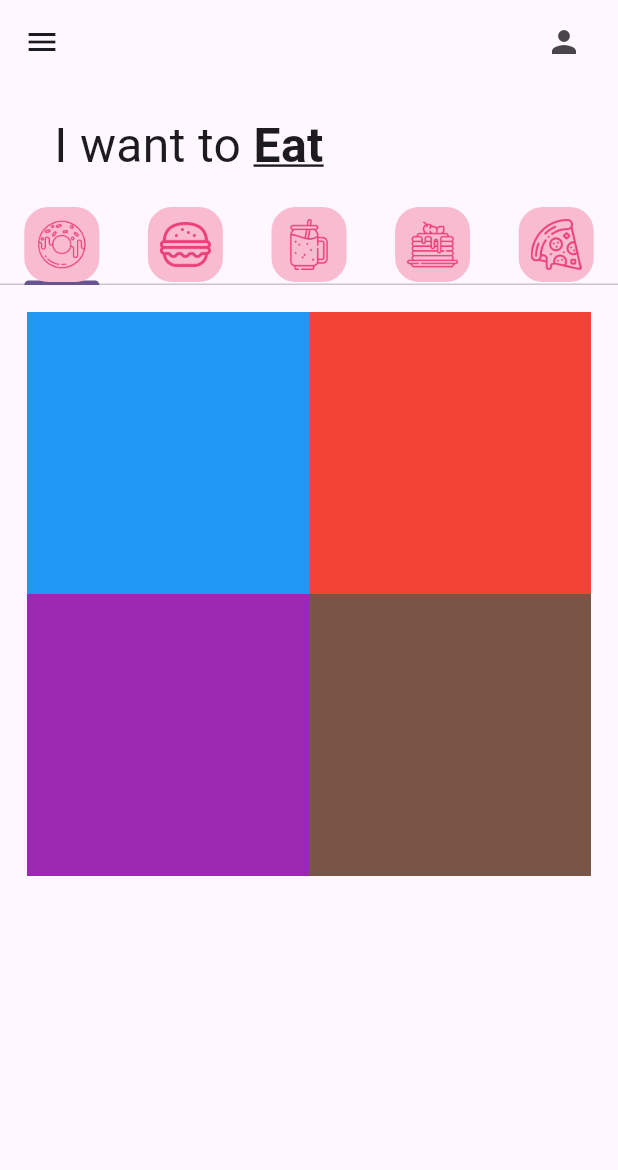
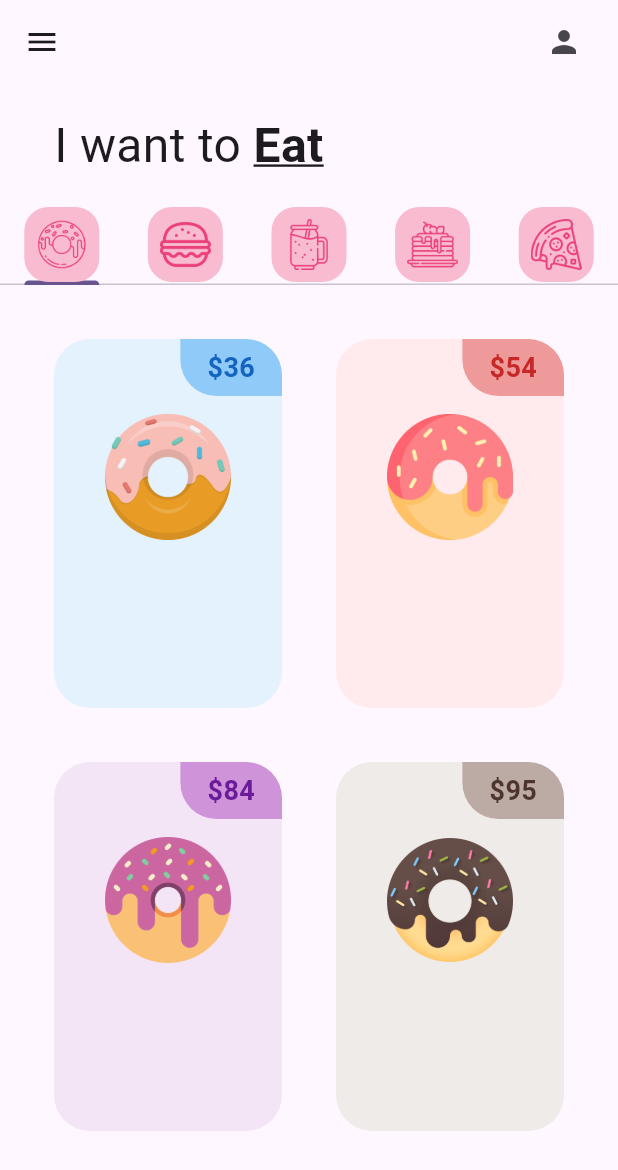
Before and after one commit to Dalai-02/donut_app_2b, a Flutter app: the screen it shows after launch, on a phone screen of 412 x 824 dp. Shown: the top 1170 px of the screen. Run offline on Flutter 3.47's test engine with Material 3 defaults, Android fonts, the phone set to English and light mode, and no system bars.

Commit message:
PriceTag Added

```diff
--- a/lib/tabs/donut_tab.dart
+++ b/lib/tabs/donut_tab.dart
@@ -22,7 +22,9 @@
       //Organiza como distribuir
       gridDelegate: SliverGridDelegateWithFixedCrossAxisCount( //
         //Numero de columnas
-        crossAxisCount: 2),
+        crossAxisCount: 2,
+        //Relacion de aspecto (proporción de aspecto)
+        childAspectRatio: 1/1.5),
       itemBuilder: (context, index) {
         return DonutTile(
           donutFlavor: donutsOnSale[index][0],
--- a/lib/utils/donut_tile.dart
+++ b/lib/utils/donut_tile.dart
@@ -10,9 +10,49 @@
 
   @override
   Widget build(BuildContext context) {
-    return Container(
-      decoration: BoxDecoration(
-        color: donutColor[500]
+    return Padding(
+      padding: const EdgeInsets.all(18.0),
+      child: Container(
+        decoration: BoxDecoration(
+          color: donutColor[50],
+        borderRadius: BorderRadius.circular(24),
+        ),
+        child: Column(
+          children: [
+            //PriceTag
+            Row(
+              //Alinea a la derecha
+              mainAxisAlignment: MainAxisAlignment.end,
+              children: [
+                Container(
+                  decoration: BoxDecoration(
+                    color: donutColor[200],
+                    borderRadius: BorderRadius.only(
+                      bottomLeft: Radius.circular(24),
+                      topRight: Radius.circular(24),
+                    ),
+                  ),
+                  padding: const EdgeInsets.symmetric(horizontal: 18, vertical: 6),
+                  child: Text('\$$donutPrice' ,
+                  style: TextStyle(fontWeight: FontWeight.bold,
+                  fontSize: 18,
+                  color: donutColor[800],),
+                  ),
+                )
+              ],
+            ),
+
+            //Donut Picture
+            Padding(
+              padding: const EdgeInsets.symmetric(vertical: 12, horizontal: 34),
+              child: Image.asset(imageName),
+            ),
+
+            //Donut Text
+
+            //Love icon + add buton
+          ],
+        ),
       ),
     );
   }
```
